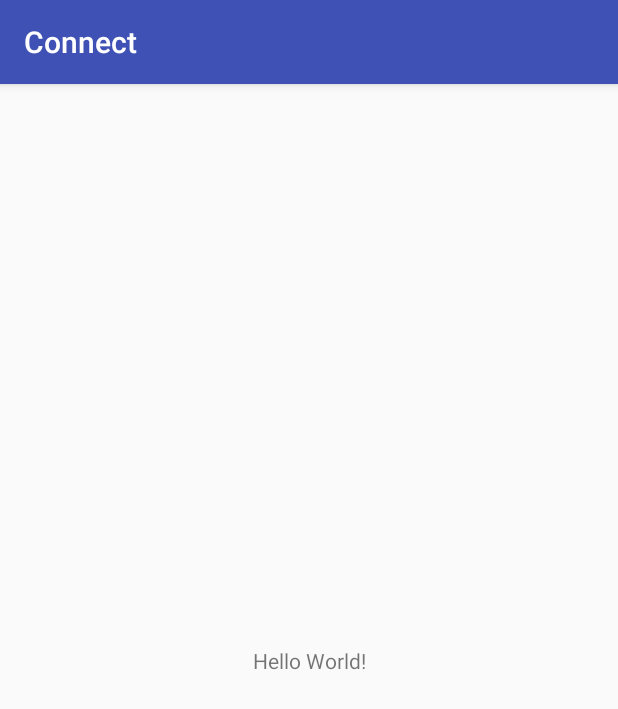
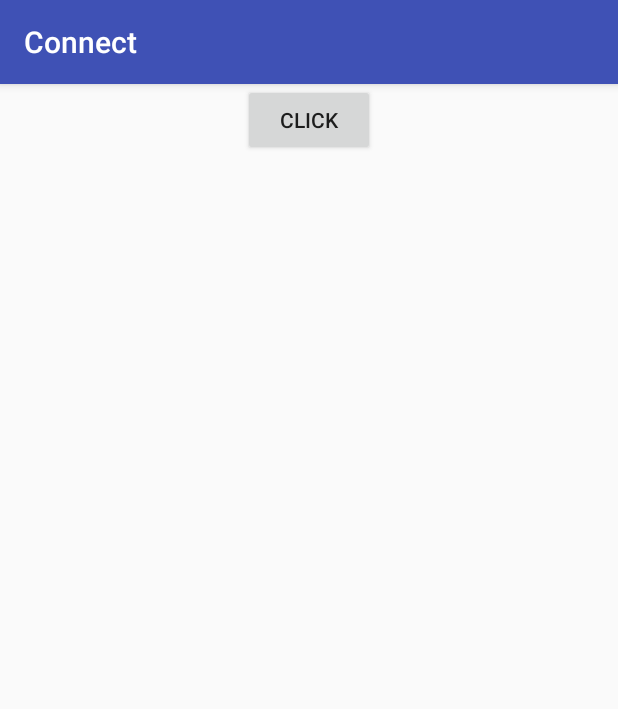
Before and after one commit to shashwat-vik/Connect, an Android app: the screen it shows after launch (MainActivity), on a phone screen of 412 x 824 dp. Shown: the top 709 px of the screen. Run offline under Robolectric (Android 15) with nearby library versions, the phone set to English and light mode, and no system bars; libraries missing offline, so code that uses them is left out: com.koushikdutta.async, com.koushikdutta.ion; pictures from the network do not load.

```diff
--- a/app/build.gradle
+++ b/app/build.gradle
@@ -25,4 +25,5 @@ dependencies {
     testImplementation 'junit:junit:4.12'
     androidTestImplementation 'com.android.support.test:runner:1.0.1'
     androidTestImplementation 'com.android.support.test.espresso:espresso-core:3.0.1'
+    compile 'com.koushikdutta.ion:ion:2.+'
 }
--- a/app/src/main/AndroidManifest.xml
+++ b/app/src/main/AndroidManifest.xml
@@ -1,7 +1,7 @@
 <?xml version="1.0" encoding="utf-8"?>
 <manifest xmlns:android="http://schemas.android.com/apk/res/android"
     package="com.example.shashwat.connect">
-
+    <uses-permission android:name="android.permission.INTERNET" />
     <application
         android:allowBackup="true"
         android:icon="@mipmap/ic_launcher"
--- a/app/src/main/java/com/example/shashwat/connect/MainActivity.java
+++ b/app/src/main/java/com/example/shashwat/connect/MainActivity.java
@@ -2,12 +2,47 @@ package com.example.shashwat.connect;
 
 import android.support.v7.app.AppCompatActivity;
 import android.os.Bundle;
+import android.view.View;
+import android.widget.Button;
+import android.widget.Toast;
+import com.google.gson.JsonObject;
+import com.koushikdutta.async.future.FutureCallback;
+import com.koushikdutta.ion.Ion;
 
 public class MainActivity extends AppCompatActivity {
-
     @Override
     protected void onCreate(Bundle savedInstanceState) {
         super.onCreate(savedInstanceState);
         setContentView(R.layout.activity_main);
+
+        Button b1 = findViewById(R.id.but);
+        b1.setOnClickListener(new View.OnClickListener() {
+            @Override
+            public void onClick(View view) {
+                clickEvent();
+            }
+        });
+    }
+
+    public void clickEvent() {
+        Ion.with(getApplicationContext())
+                .load("http://192.168.0.100:5000").setTimeout(600)
+                .asJsonObject()
+                .setCallback(responseCallBack());
+    }
+
+    public FutureCallback responseCallBack() {
+        FutureCallback fc = new FutureCallback<JsonObject>() {
+            @Override
+            public void onCompleted(Exception e, JsonObject result) {
+                if(result == null)
+                    Toast.makeText(getApplicationContext(), "TIMEOUT",
+                            Toast.LENGTH_SHORT).show();
+                else
+                    Toast.makeText(getApplicationContext(), result.get("name").toString(),
+                            Toast.LENGTH_SHORT).show();
+            }
+        };
+        return fc;
     }
 }
--- a/app/src/main/res/layout/activity_main.xml
+++ b/app/src/main/res/layout/activity_main.xml
@@ -1,18 +1,17 @@
 <?xml version="1.0" encoding="utf-8"?>
-<android.support.constraint.ConstraintLayout xmlns:android="http://schemas.android.com/apk/res/android"
+<LinearLayout xmlns:android="http://schemas.android.com/apk/res/android"
     xmlns:app="http://schemas.android.com/apk/res-auto"
     xmlns:tools="http://schemas.android.com/tools"
     android:layout_width="match_parent"
     android:layout_height="match_parent"
-    tools:context="com.example.shashwat.connect.MainActivity">
+    android:orientation="vertical"
+    tools:context="com.example.shashwat.connect.MainActivity" >
 
-    <TextView
+    <Button
         android:layout_width="wrap_content"
         android:layout_height="wrap_content"
-        android:text="Hello World!"
-        app:layout_constraintBottom_toBottomOf="parent"
-        app:layout_constraintLeft_toLeftOf="parent"
-        app:layout_constraintRight_toRightOf="parent"
-        app:layout_constraintTop_toTopOf="parent" />
+        android:id="@+id/but"
+        android:text="CLICK"
+        android:layout_gravity="center" />
 
-</android.support.constraint.ConstraintLayout>
+</LinearLayout>
```
